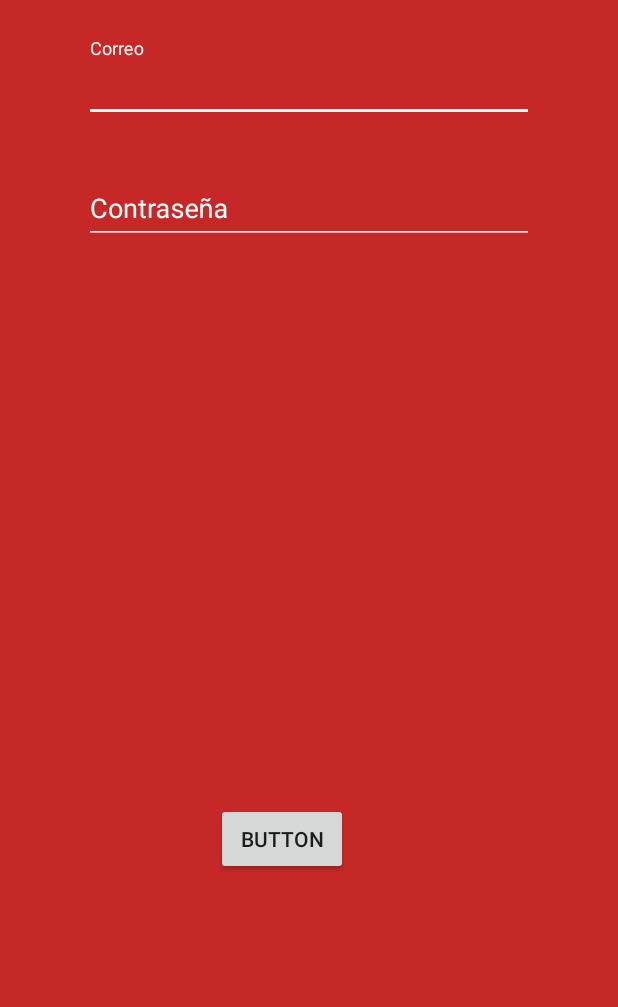
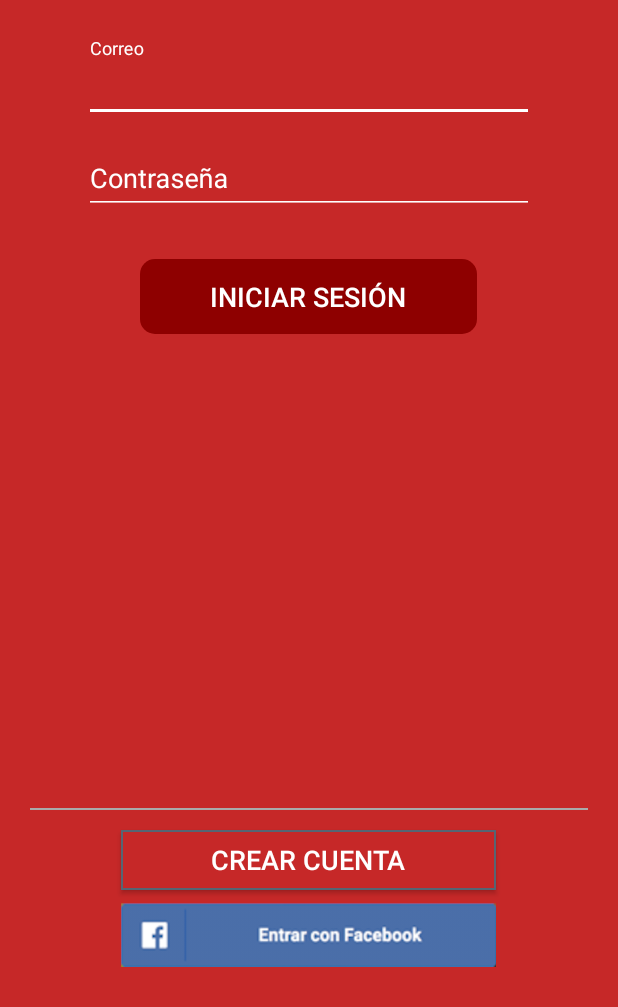
Before and after one commit to Hamdog28/Moviles, an Android app: the screen it shows after launch (MainActivity), on a phone screen of 412 x 824 dp, the part 229-1236 px from its top. Run offline under Robolectric (Android 15) with nearby library versions, the phone set to English and light mode, and no system bars; our stand-ins replace Volley; libraries missing offline, so code that uses them is left out: com.crashlytics.android, io.fabric.sdk; network calls fail; 1 statement that could not run was skipped.

Commit message:
UI de login completo

```diff
--- a/app/build.gradle
+++ b/app/build.gradle
@@ -35,6 +35,7 @@ android {
 
 dependencies {
     implementation fileTree(dir: 'libs', include: ['*.jar'])
+    //noinspection GradleCompatible
     implementation 'com.android.support:appcompat-v7:26.1.0'
     implementation 'com.android.support.constraint:constraint-layout:1.0.2'
     testImplementation 'junit:junit:4.12'
--- /dev/null
+++ b/app/src/main/res/drawable/button_border.xml
@@ -0,0 +1,11 @@
+<?xml version="1.0" encoding="utf-8"?>
+<shape xmlns:android="http://schemas.android.com/apk/res/android"
+    android:shape="rectangle" >
+
+    <solid android:color="@color/colorPrimary" />
+
+    <stroke
+        android:width="1dp"
+        android:color="#566573" />
+
+</shape>
--- /dev/null
+++ b/app/src/main/res/drawable/button_shape.xml
@@ -0,0 +1,7 @@
+<?xml version="1.0" encoding="utf-8"?>
+<shape xmlns:android="http://schemas.android.com/apk/res/android"
+    android:shape="rectangle" android:padding="10dp">
+    <!-- you can use any color you want I used here gray color-->
+    <solid android:color="@color/colorPrimaryDark"/>
+    <corners android:radius="10dp"/>
+</shape>
--- a/app/src/main/res/layout/activity_main.xml
+++ b/app/src/main/res/layout/activity_main.xml
@@ -9,7 +9,10 @@
 
     <RelativeLayout
         android:layout_width="match_parent"
-        android:layout_height="match_parent">
+        android:layout_height="match_parent"
+        android:foregroundGravity="center_vertical"
+        tools:layout_editor_absoluteX="0dp"
+        tools:layout_editor_absoluteY="0dp">
 
         <TextView
             android:id="@+id/titulo"
@@ -49,14 +52,14 @@
         </android.support.design.widget.TextInputLayout>
 
         <android.support.design.widget.TextInputLayout
+            android:id="@+id/textInputLayout3"
             android:layout_width="300dp"
             android:layout_height="wrap_content"
             android:layout_alignStart="@+id/textInputLayout2"
             android:layout_below="@+id/textInputLayout2"
-            android:layout_marginTop="25dp"
+            android:layout_marginTop="5dp"
             android:gravity="center_vertical"
-            android:textColorHint="@android:color/white"
-            android:id="@+id/textInputLayout3">
+            android:textColorHint="@android:color/white">
 
             <android.support.design.widget.TextInputEditText
                 android:layout_width="match_parent"
@@ -67,15 +70,53 @@
                 android:textColor="@android:color/white" />
         </android.support.design.widget.TextInputLayout>
 
+        <View
+            android:id="@+id/view"
+            android:layout_width="match_parent"
+            android:layout_height="1dp"
+            android:layout_above="@+id/crearCuenta_button"
+            android:layout_centerHorizontal="true"
+            android:layout_marginBottom="13dp"
+            android:layout_marginLeft="20dp"
+            android:layout_marginRight="20dp"
+            android:background="@android:color/darker_gray" />
+
+        <ImageButton
+            android:id="@+id/facebook_button"
+            android:layout_width="250dp"
+            android:layout_height="45dp"
+            android:layout_alignParentBottom="true"
+            android:layout_centerHorizontal="true"
+            android:layout_marginBottom="25dp"
+            android:background="@null"
+            android:foregroundGravity="center_vertical"
+            android:scaleType="fitCenter"
+            app:srcCompat="@drawable/facebook_image" />
+
         <Button
-            android:id="@+id/facebook_button"
+            android:id="@+id/iniciar_button"
             android:layout_width="wrap_content"
-            android:layout_height="wrap_content"
-            android:layout_alignParentBottom="true"
-            android:layout_alignStart="@+id/textInputLayout3"
-            android:layout_marginBottom="88dp"
-            android:layout_marginStart="88dp"
-            android:text="Button" />
+            android:layout_height="50dp"
+            android:layout_below="@+id/textInputLayout3"
+            android:layout_centerHorizontal="true"
+            android:layout_marginTop="30dp"
+            android:background="@drawable/button_shape"
+            android:text="          Iniciar Sesión          "
+            android:textColor="@android:color/white"
+            android:textSize="18sp" />
+
+        <Button
+            android:id="@+id/crearCuenta_button"
+            android:layout_width="250dp"
+            android:layout_height="40dp"
+            android:layout_above="@+id/facebook_button"
+            android:layout_alignStart="@+id/facebook_button"
+            android:layout_marginBottom="7dp"
+            android:background="@drawable/button_border"
+            android:shadowColor="@null"
+            android:text="CREAR CUENTA"
+            android:textColor="@android:color/white"
+            android:textSize="18sp" />
 
     </RelativeLayout>
 
```
Also changed, not shown: app/src/main/res/drawable/facebook_image.png (added).
